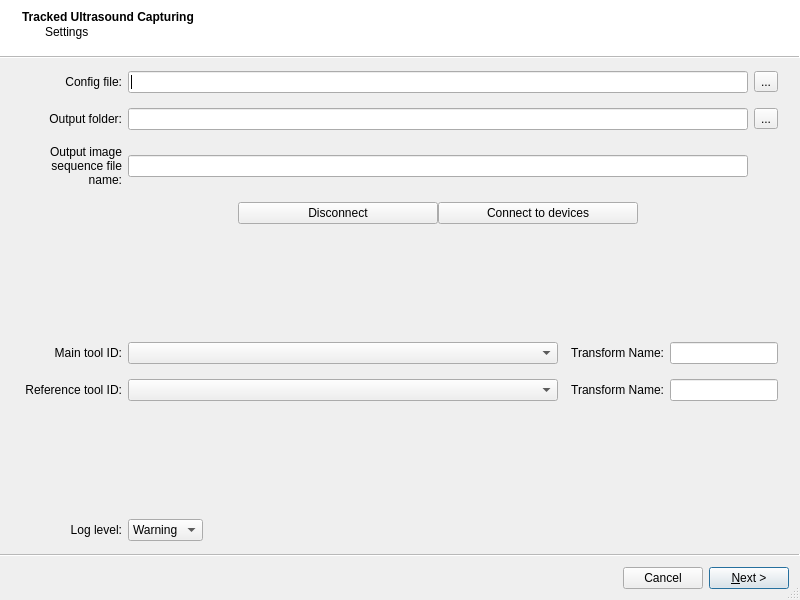
Before: the Qt Designer form PlusApp/TrackedUltrasoundCapturing/TrackedUltrasoundCapturing.ui in PlusToolkit/PlusApp, drawn with Qt 5.
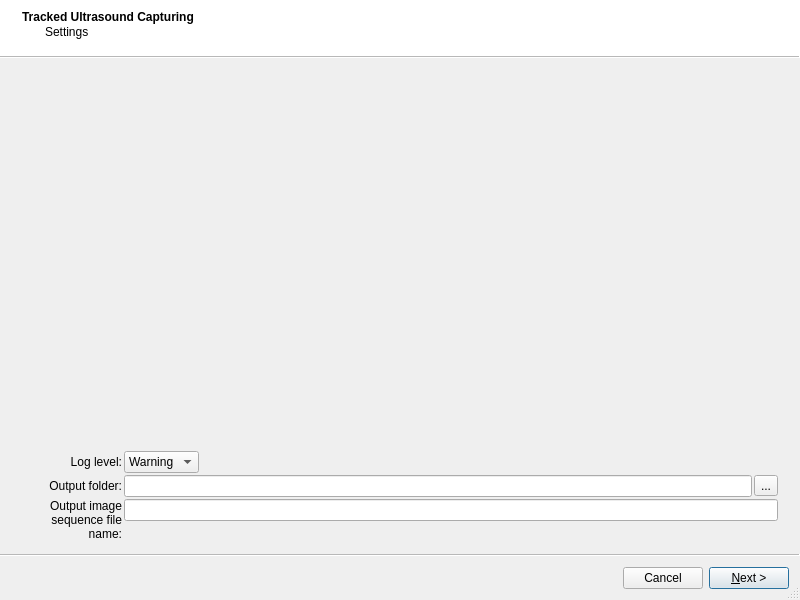
After: the same form once the commit is applied. Custom widgets are drawn as their Qt base class.

Commit message: Fixed #27: TrackedUltrasoundCapturing: Select device set from GUI Fixed #77: Remove tool selection combos from TrackedUltrasoundCapturing GUI Fixed #55: TrackedUSCapturing should display error message when there is an error instead of crashin

Diff of the .ui file:
```diff
--- a/PlusApp/TrackedUltrasoundCapturing/TrackedUltrasoundCapturing.ui
+++ b/PlusApp/TrackedUltrasoundCapturing/TrackedUltrasoundCapturing.ui
@@ -60,312 +60,11 @@
     <string>Settings</string>
    </property>
    <layout class="QVBoxLayout" name="verticalLayout_4">
-    <item>
-     <layout class="QGridLayout" name="gridLayout">
-      <property name="verticalSpacing">
-       <number>15</number>
-      </property>
-      <item row="0" column="0">
-       <widget class="QLabel" name="SettingsConfigFileNameLabel">
-        <property name="sizePolicy">
-         <sizepolicy hsizetype="Preferred" vsizetype="Preferred">
-          <horstretch>0</horstretch>
-          <verstretch>0</verstretch>
-         </sizepolicy>
-        </property>
-        <property name="minimumSize">
-         <size>
-          <width>100</width>
-          <height>0</height>
-         </size>
-        </property>
-        <property name="midLineWidth">
-         <number>-1</number>
-        </property>
-        <property name="text">
-         <string>Config file:</string>
-        </property>
-        <property name="alignment">
-         <set>Qt::AlignRight|Qt::AlignTrailing|Qt::AlignVCenter</set>
-        </property>
-        <property name="wordWrap">
-         <bool>true</bool>
-        </property>
-       </widget>
-      </item>
-      <item row="0" column="1">
-       <widget class="QLineEdit" name="SettingsConfigFileName"/>
-      </item>
-      <item row="0" column="2">
-       <widget class="QToolButton" name="OpenConfigFileButton">
-        <property name="text">
-         <string>...</string>
-        </property>
-       </widget>
-      </item>
-      <item row="1" column="0">
-       <widget class="QLabel" name="SettingsOutputFolderNameLabel">
-        <property name="sizePolicy">
-         <sizepolicy hsizetype="Preferred" vsizetype="Preferred">
-          <horstretch>0</horstretch>
-          <verstretch>0</verstretch>
-         </sizepolicy>
-        </property>
-        <property name="minimumSize">
-         <size>
-          <width>100</width>
-          <height>0</height>
-         </size>
-        </property>
-        <property name="midLineWidth">
-         <number>-1</number>
-        </property>
-        <property name="text">
-         <string>Output folder:</string>
-        </property>
-        <property name="alignment">
-         <set>Qt::AlignRight|Qt::AlignTrailing|Qt::AlignVCenter</set>
-        </property>
-        <property name="wordWrap">
-         <bool>true</bool>
-        </property>
-       </widget>
-      </item>
-      <item row="1" column="1">
-       <widget class="QLineEdit" name="SettingsOutputFolderName"/>
-      </item>
-      <item row="1" column="2">
-       <widget class="QToolButton" name="OpenOutputFolderButton">
-        <property name="text">
-         <string>...</string>
-        </property>
-       </widget>
-      </item>
-      <item row="2" column="0">
-       <widget class="QLabel" name="SettingsOutputImageSequenceFileNameLabel">
-        <property name="sizePolicy">
-         <sizepolicy hsizetype="Preferred" vsizetype="Preferred">
-          <horstretch>0</horstretch>
-          <verstretch>0</verstretch>
-         </sizepolicy>
-        </property>
-        <property name="minimumSize">
-         <size>
-          <width>100</width>
-          <height>0</height>
-         </size>
-        </property>
-        <property name="midLineWidth">
-         <number>-1</number>
-        </property>
-        <property name="text">
-         <string>Output image sequence file name:</string>
-        </property>
-        <property name="alignment">
-         <set>Qt::AlignRight|Qt::AlignTrailing|Qt::AlignVCenter</set>
-        </property>
-        <property name="wordWrap">
-         <bool>true</bool>
-        </property>
-       </widget>
-      </item>
-      <item row="2" column="1">
-       <widget class="QLineEdit" name="SettingsOutputImageSequenceFileName"/>
-      </item>
-      <item row="3" column="1">
-       <layout class="QHBoxLayout" name="horizontalLayout_3">
+    <property name="spacing">
+     <number>2</number>
+    </property>
         <item>
-         <spacer name="horizontalSpacer_4">
-          <property name="orientation">
-           <enum>Qt::Horizontal</enum>
-          </property>
-          <property name="sizeHint" stdset="0">
-           <size>
-            <width>40</width>
-            <height>20</height>
-           </size>
-          </property>
-         </spacer>
-        </item>
-        <item>
-         <widget class="QPushButton" name="DisconnectButton">
-          <property name="minimumSize">
-           <size>
-            <width>200</width>
-            <height>0</height>
-           </size>
-          </property>
-          <property name="text">
-           <string>Disconnect</string>
-          </property>
-         </widget>
-        </item>
-        <item>
-         <widget class="QPushButton" name="ConnectToDevicesButton">
-          <property name="minimumSize">
-           <size>
-            <width>200</width>
-            <height>0</height>
-           </size>
-          </property>
-          <property name="text">
-           <string>Connect to devices</string>
-          </property>
-         </widget>
-        </item>
-        <item>
-         <spacer name="horizontalSpacer_5">
-          <property name="orientation">
-           <enum>Qt::Horizontal</enum>
-          </property>
-          <property name="sizeHint" stdset="0">
-           <size>
-            <width>40</width>
-            <height>20</height>
-           </size>
-          </property>
-         </spacer>
-        </item>
-       </layout>
-      </item>
-     </layout>
-    </item>
-    <item>
-     <spacer name="verticalSpacer_2">
-      <property name="orientation">
-       <enum>Qt::Vertical</enum>
-      </property>
-      <property name="sizeHint" stdset="0">
-       <size>
-        <width>358</width>
-        <height>134</height>
-       </size>
-      </property>
-     </spacer>
-    </item>
-    <item>
-     <layout class="QGridLayout" name="gridLayout_2">
-      <property name="verticalSpacing">
-       <number>15</number>
-      </property>
-      <item row="0" column="0">
-       <widget class="QLabel" name="MainToolLabel">
-        <property name="sizePolicy">
-         <sizepolicy hsizetype="Preferred" vsizetype="Preferred">
-          <horstretch>0</horstretch>
-          <verstretch>0</verstretch>
-         </sizepolicy>
-        </property>
-        <property name="minimumSize">
-         <size>
-          <width>100</width>
-          <height>0</height>
-         </size>
-        </property>
-        <property name="text">
-         <string>Main tool ID:</string>
-        </property>
-        <property name="alignment">
-         <set>Qt::AlignRight|Qt::AlignTrailing|Qt::AlignVCenter</set>
-        </property>
-       </widget>
-      </item>
-      <item row="0" column="1">
-       <widget class="QComboBox" name="MainToolComboBox">
-        <property name="sizePolicy">
-         <sizepolicy hsizetype="Preferred" vsizetype="Fixed">
-          <horstretch>1</horstretch>
-          <verstretch>0</verstretch>
-         </sizepolicy>
-        </property>
-       </widget>
-      </item>
-      <item row="0" column="2">
-       <widget class="QLabel" name="MainToolTransformNameLabel">
-        <property name="sizePolicy">
-         <sizepolicy hsizetype="Preferred" vsizetype="Preferred">
-          <horstretch>0</horstretch>
-          <verstretch>0</verstretch>
-         </sizepolicy>
-        </property>
-        <property name="minimumSize">
-         <size>
-          <width>100</width>
-          <height>0</height>
-         </size>
-        </property>
-        <property name="text">
-         <string>Transform Name:</string>
-        </property>
-        <property name="alignment">
-         <set>Qt::AlignRight|Qt::AlignTrailing|Qt::AlignVCenter</set>
-        </property>
-       </widget>
-      </item>
-      <item row="0" column="4">
-       <widget class="QLineEdit" name="MainToolTransformName"/>
-      </item>
-      <item row="2" column="0">
-       <widget class="QLabel" name="ReferenceToolLabel">
-        <property name="sizePolicy">
-         <sizepolicy hsizetype="Preferred" vsizetype="Preferred">
-          <horstretch>0</horstretch>
-          <verstretch>0</verstretch>
-         </sizepolicy>
-        </property>
-        <property name="minimumSize">
-         <size>
-          <width>100</width>
-          <height>0</height>
-         </size>
-        </property>
-        <property name="text">
-         <string>Reference tool ID:</string>
-        </property>
-        <property name="alignment">
-         <set>Qt::AlignRight|Qt::AlignTrailing|Qt::AlignVCenter</set>
-        </property>
-       </widget>
-      </item>
-      <item row="2" column="1">
-       <widget class="QComboBox" name="ReferenceToolComboBox">
-        <property name="sizePolicy">
-         <sizepolicy hsizetype="Preferred" vsizetype="Fixed">
-          <horstretch>1</horstretch>
-          <verstretch>0</verstretch>
-         </sizepolicy>
-        </property>
-       </widget>
-      </item>
-      <item row="2" column="2">
-       <widget class="QLabel" name="ReferenceToolTransformNameLabel">
-        <property name="sizePolicy">
-         <sizepolicy hsizetype="Preferred" vsizetype="Preferred">
-          <horstretch>0</horstretch>
-          <verstretch>0</verstretch>
-         </sizepolicy>
-        </property>
-        <property name="minimumSize">
-         <size>
-          <width>100</width>
-          <height>0</height>
-         </size>
-        </property>
-        <property name="text">
-         <string>Transform Name:</string>
-        </property>
-        <property name="alignment">
-         <set>Qt::AlignRight|Qt::AlignTrailing|Qt::AlignVCenter</set>
-        </property>
-       </widget>
-      </item>
-      <item row="2" column="4">
-       <widget class="QLineEdit" name="ReferenceToolTransformName"/>
-      </item>
-      <item row="3" column="4">
-       <layout class="QHBoxLayout" name="horizontalLayout_7"/>
-      </item>
-     </layout>
+     <layout class="QGridLayout" name="GridDeviceSetSelection"/>
     </item>
     <item>
      <spacer name="verticalSpacer">
@@ -381,8 +80,17 @@
      </spacer>
     </item>
     <item>
-     <layout class="QHBoxLayout" name="horizontalLayout_8">
-      <item>
+     <layout class="QFormLayout" name="formLayout">
+      <property name="fieldGrowthPolicy">
+       <enum>QFormLayout::AllNonFixedFieldsGrow</enum>
+      </property>
+      <property name="horizontalSpacing">
+       <number>2</number>
+      </property>
+      <property name="verticalSpacing">
+       <number>2</number>
+      </property>
+      <item row="0" column="0">
        <widget class="QLabel" name="LogLevelLabel">
         <property name="sizePolicy">
          <sizepolicy hsizetype="Preferred" vsizetype="Preferred">
@@ -404,7 +112,7 @@
         </property>
        </widget>
       </item>
-      <item>
+      <item row="0" column="1">
        <widget class="QComboBox" name="LogLevelComboBox">
         <property name="sizePolicy">
          <sizepolicy hsizetype="Maximum" vsizetype="Fixed">
@@ -442,18 +150,81 @@
         </item>
        </widget>
       </item>
+      <item row="2" column="0">
+       <widget class="QLabel" name="SettingsOutputFolderNameLabel">
+        <property name="sizePolicy">
+         <sizepolicy hsizetype="Preferred" vsizetype="Preferred">
+          <horstretch>0</horstretch>
+          <verstretch>0</verstretch>
+         </sizepolicy>
+        </property>
+        <property name="minimumSize">
+         <size>
+          <width>100</width>
+          <height>0</height>
+         </size>
+        </property>
+        <property name="midLineWidth">
+         <number>-1</number>
+        </property>
+        <property name="text">
+         <string>Output folder:</string>
+        </property>
+        <property name="alignment">
+         <set>Qt::AlignRight|Qt::AlignTrailing|Qt::AlignVCenter</set>
+        </property>
+        <property name="wordWrap">
+         <bool>true</bool>
+        </property>
+       </widget>
+      </item>
+      <item row="2" column="1">
+       <layout class="QHBoxLayout" name="horizontalLayout_4">
+        <property name="spacing">
+         <number>2</number>
+        </property>
       <item>
-       <spacer name="horizontalSpacer_2">
-        <property name="orientation">
-         <enum>Qt::Horizontal</enum>
-        </property>
-        <property name="sizeHint" stdset="0">
+         <widget class="QLineEdit" name="SettingsOutputFolderName"/>
+        </item>
+        <item>
+         <widget class="QToolButton" name="OpenOutputFolderButton">
+          <property name="text">
+           <string>...</string>
+          </property>
+         </widget>
+        </item>
+       </layout>
+      </item>
+      <item row="3" column="0">
+       <widget class="QLabel" name="SettingsOutputImageSequenceFileNameLabel">
+        <property name="sizePolicy">
+         <sizepolicy hsizetype="Preferred" vsizetype="Preferred">
+          <horstretch>0</horstretch>
+          <verstretch>0</verstretch>
+         </sizepolicy>
+        </property>
+        <property name="minimumSize">
          <size>
-          <width>40</width>
-          <height>20</height>
+          <width>100</width>
+          <height>0</height>
          </size>
         </property>
-       </spacer>
+        <property name="midLineWidth">
+         <number>-1</number>
+        </property>
+        <property name="text">
+         <string>Output image sequence file name:</string>
+        </property>
+        <property name="alignment">
+         <set>Qt::AlignRight|Qt::AlignTrailing|Qt::AlignVCenter</set>
+        </property>
+        <property name="wordWrap">
+         <bool>true</bool>
+        </property>
+       </widget>
+      </item>
+      <item row="3" column="1">
+       <widget class="QLineEdit" name="SettingsOutputImageSequenceFileName"/>
       </item>
      </layout>
     </item>
@@ -486,13 +257,23 @@
    </attribute>
    <layout class="QHBoxLayout" name="horizontalLayout_2">
     <item>
-     <layout class="QHBoxLayout" name="horizontalLayout" stretch="0,0,1">
-      <item>
-       <layout class="QVBoxLayout" name="verticalLayout_5" stretch="0,0,1,0">
+     <layout class="QVBoxLayout" name="verticalLayout_5" stretch="0,0,1,0,0">
+      <property name="spacing">
+       <number>2</number>
+      </property>
         <item>
          <layout class="QVBoxLayout" name="SyncButtonsLayout">
+        <property name="spacing">
+         <number>2</number>
+        </property>
           <item>
            <widget class="QPushButton" name="SynchronizeButton">
+          <property name="sizePolicy">
+           <sizepolicy hsizetype="Preferred" vsizetype="Expanding">
+            <horstretch>0</horstretch>
+            <verstretch>0</verstretch>
+           </sizepolicy>
+          </property>
             <property name="minimumSize">
              <size>
               <width>150</width>
@@ -501,7 +282,7 @@
             </property>
             <property name="maximumSize">
              <size>
-              <width>150</width>
+            <width>500</width>
               <height>25</height>
              </size>
             </property>
@@ -515,6 +296,12 @@
             <property name="enabled">
              <bool>true</bool>
             </property>
+          <property name="sizePolicy">
+           <sizepolicy hsizetype="Preferred" vsizetype="Expanding">
+            <horstretch>0</horstretch>
+            <verstretch>0</verstretch>
+           </sizepolicy>
+          </property>
             <property name="minimumSize">
              <size>
               <width>150</width>
@@ -523,7 +310,7 @@
             </property>
             <property name="maximumSize">
              <size>
-              <width>150</width>
+            <width>500</width>
               <height>25</height>
              </size>
             </property>
@@ -537,6 +324,12 @@
             <property name="enabled">
              <bool>true</bool>
             </property>
+          <property name="sizePolicy">
+           <sizepolicy hsizetype="Preferred" vsizetype="Expanding">
+            <horstretch>0</horstretch>
+            <verstretch>0</verstretch>
+           </sizepolicy>
+          </property>
             <property name="minimumSize">
              <size>
               <width>150</width>
@@ -545,7 +338,7 @@
             </property>
             <property name="maximumSize">
              <size>
-              <width>150</width>
+            <width>500</width>
               <height>25</height>
              </size>
             </property>
@@ -558,6 +351,9 @@
         </item>
         <item>
          <layout class="QVBoxLayout" name="SyncInfoLayout">
+        <property name="spacing">
+         <number>2</number>
+        </property>
           <item>
            <widget class="QLabel" name="SyncVideoOffsetLabel">
             <property name="text">
@@ -580,8 +376,18 @@
           </property>
          </spacer>
         </item>
+      <item>
+       <layout class="QGridLayout" name="SyncGridToolStateDisplay">
+        <property name="spacing">
+         <number>2</number>
+        </property>
+       </layout>
+      </item>
         <item>
          <layout class="QVBoxLayout" name="verticalLayout">
+        <property name="spacing">
+         <number>2</number>
+        </property>
           <item>
            <widget class="QTableWidget" name="SyncTrackerMatrix">
             <property name="enabled">
@@ -865,13 +671,6 @@
             </item>
            </widget>
           </item>
-          <item>
-           <widget class="QLabel" name="SyncTrackerOutOfViewLabel">
-            <property name="text">
-             <string>Tracker out of view!</string>
-            </property>
-           </widget>
-          </item>
          </layout>
         </item>
        </layout>
@@ -926,6 +725,8 @@
          </widget>
         </item>
         <item>
+       <layout class="QHBoxLayout" name="horizontalLayout">
+        <item>
          <widget class="QProgressBar" name="SyncProgressBar">
           <property name="enabled">
            <bool>true</bool>
@@ -972,15 +773,25 @@
    <property name="subTitle">
     <string>Image Capturing</string>
    </property>
-   <layout class="QHBoxLayout" name="horizontalLayout_6">
+   <layout class="QHBoxLayout" name="horizontalLayout_5">
     <item>
-     <layout class="QHBoxLayout" name="horizontalLayout_5" stretch="0,0,1">
-      <item>
-       <layout class="QVBoxLayout" name="verticalLayout_3">
+     <layout class="QVBoxLayout" name="verticalLayout_3" stretch="0,0,0,0,0,1,0,0">
+      <property name="spacing">
+       <number>2</number>
+      </property>
         <item>
          <layout class="QVBoxLayout" name="CapturingButtonsLayout">
+        <property name="spacing">
+         <number>2</number>
+        </property>
           <item>
            <widget class="QPushButton" name="SnapshotButton">
+          <property name="sizePolicy">
+           <sizepolicy hsizetype="Minimum" vsizetype="Expanding">
+            <horstretch>0</horstretch>
+            <verstretch>0</verstretch>
+           </sizepolicy>
+          </property>
             <property name="minimumSize">
              <size>
               <width>150</width>
@@ -989,7 +800,7 @@
             </property>
             <property name="maximumSize">
              <size>
-              <width>150</width>
+            <width>500</width>
               <height>25</height>
              </size>
             </property>
@@ -1000,6 +811,12 @@
           </item>
           <item>
            <widget class="QPushButton" name="RecordButton">
+          <property name="sizePolicy">
+           <sizepolicy hsizetype="Minimum" vsizetype="Expanding">
+            <horstretch>0</horstretch>
+            <verstretch>0</verstretch>
+           </sizepolicy>
+          </property>
             <property name="minimumSize">
              <size>
               <width>150</width>
@@ -1008,7 +825,7 @@
             </property>
             <property name="maximumSize">
              <size>
-              <width>150</width>
+            <width>500</width>
               <height>25</height>
              </size>
             </property>
@@ -1019,6 +836,12 @@
           </item>
           <item>
            <widget class="QPushButton" name="StopButton">
+          <property name="sizePolicy">
+           <sizepolicy hsizetype="Minimum" vsizetype="Expanding">
+            <horstretch>0</horstretch>
+            <verstretch>0</verstretch>
+           </sizepolicy>
+          </property>
             <property name="minimumSize">
              <size>
               <width>150</width>
@@ -1027,7 +850,7 @@
             </property>
             <property name="maximumSize">
              <size>
-              <width>150</width>
+            <width>500</width>
               <height>25</height>
              </size>
             </property>
@@ -1038,6 +861,12 @@
           </item>
           <item>
            <widget class="QPushButton" name="ResetBufferButton">
+          <property name="sizePolicy">
+           <sizepolicy hsizetype="Minimum" vsizetype="Expanding">
+            <horstretch>0</horstretch>
+            <verstretch>0</verstretch>
+           </sizepolicy>
+          </property>
             <property name="minimumSize">
              <size>
               <width>150</width>
@@ -1046,7 +875,7 @@
             </property>
             <property name="maximumSize">
              <size>
-              <width>150</width>
+            <width>500</width>
               <height>25</height>
              </size>
             </property>
@@ -1057,6 +886,12 @@
           </item>
           <item>
            <widget class="QPushButton" name="SaveButton">
+          <property name="sizePolicy">
+           <sizepolicy hsizetype="Minimum" vsizetype="Expanding">
+            <horstretch>0</horstretch>
+            <verstretch>0</verstretch>
+           </sizepolicy>
+          </property>
             <property name="minimumSize">
              <size>
               <width>150</width>
@@ -1065,7 +900,7 @@
             </property>
             <property name="maximumSize">
              <size>
-              <width>150</width>
+            <width>500</width>
               <height>25</height>
              </size>
             </property>
@@ -1076,6 +911,12 @@
           </item>
           <item>
            <widget class="QPushButton" name="SaveAsButton">
+          <property name="sizePolicy">
+           <sizepolicy hsizetype="Minimum" vsizetype="Expanding">
+            <horstretch>0</horstretch>
+            <verstretch>0</verstretch>
+           </sizepolicy>
+          </property>
             <property name="minimumSize">
              <size>
               <width>150</width>
@@ -1084,7 +925,7 @@
             </property>
             <property name="maximumSize">
              <size>
-              <width>150</width>
+            <width>500</width>
               <height>25</height>
              </size>
             </property>
@@ -1163,8 +1004,18 @@
           </property>
          </spacer>
         </item>
+      <item>
+       <layout class="QGridLayout" name="RecordingGridToolStateDisplay">
+        <property name="spacing">
+         <number>2</number>
+        </property>
+       </layout>
+      </item>
         <item>
          <layout class="QVBoxLayout" name="CapturingTrackerMatrixLayout">
+        <property name="spacing">
+         <number>2</number>
+        </property>
           <item>
            <widget class="QTableWidget" name="CapturingTrackerMatrix">
             <property name="enabled">
@@ -1475,13 +1326,6 @@
             </item>
            </widget>
           </item>
-          <item>
-           <widget class="QLabel" name="CapturingTrackerOutOfViewLabel">
-            <property name="text">
-             <string>Tracker out of view!</string>
-            </property>
-           </widget>
-          </item>
          </layout>
         </item>
        </layout>
@@ -1512,7 +1356,7 @@
        </widget>
       </item>
       <item>
-       <layout class="QVBoxLayout" name="verticalLayout_6" stretch="1,1">
+     <layout class="QVBoxLayout" name="verticalLayout_6">
         <item>
          <widget class="QVTKWidget" name="CapturingRealtimeRenderer" native="true">
           <property name="sizePolicy">
@@ -1536,6 +1380,8 @@
          </widget>
         </item>
         <item>
+       <layout class="QHBoxLayout" name="horizontalLayout_3">
+        <item>
          <widget class="QProgressBar" name="CapturingProgressBar">
           <property name="enabled">
            <bool>true</bool>
```
Left out of the diff: 123 changed lines with no effect on the pictures. Lines whose indentation alone changed are shown as unchanged. The commit also changes 10 other files.
